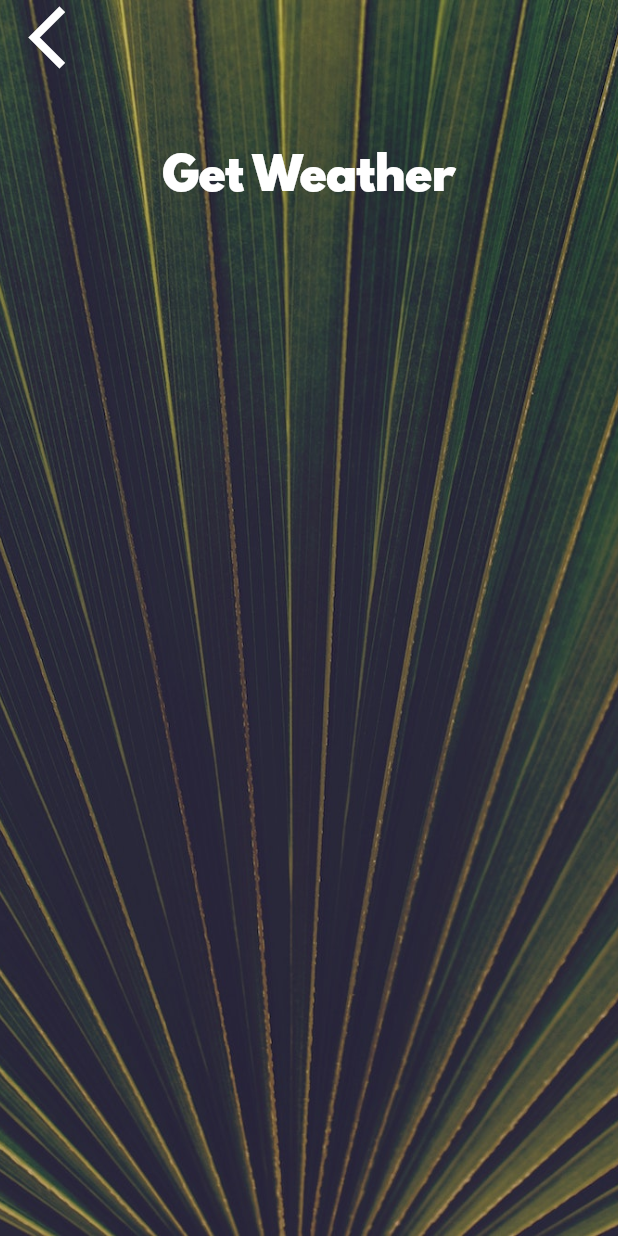
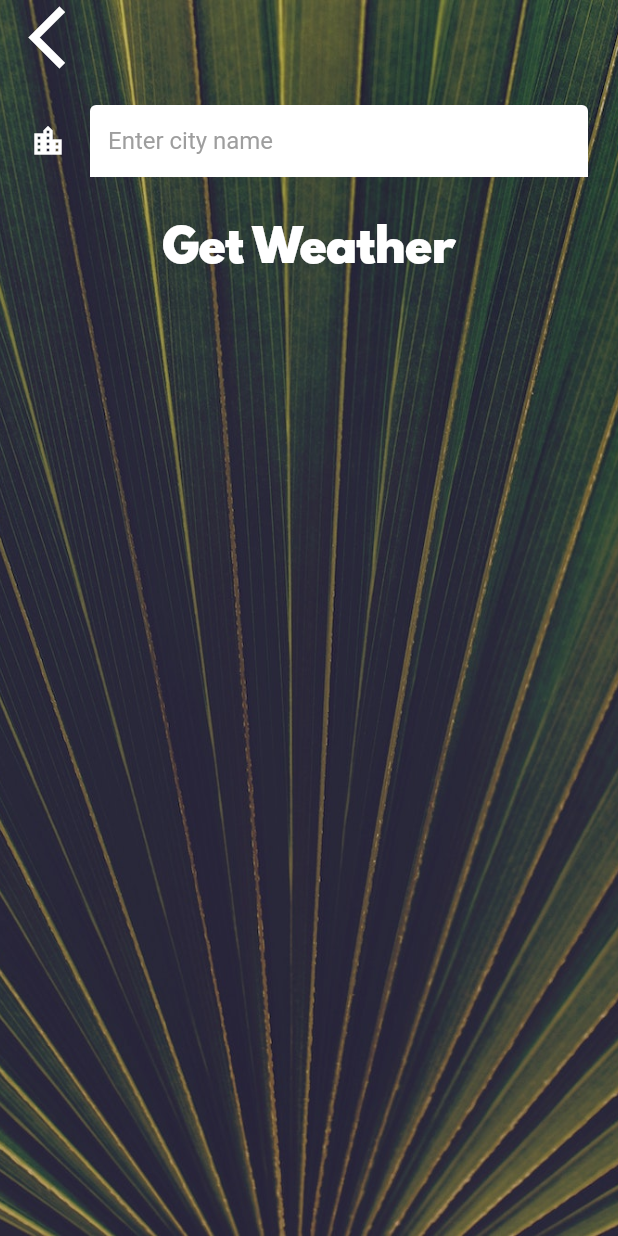
Before and after one commit to Hallcoder/clima, a Flutter app: the CityScreen screen opened directly, on a phone screen of 412 x 824 dp. Run offline on Flutter 3.47's test engine with Material 2 defaults, Android fonts, the phone set to English and light mode, and no system bars; our stand-ins replace flutter_spinkit, geolocator; network calls fail.

```diff
--- a/lib/screens/city_screen.dart
+++ b/lib/screens/city_screen.dart
@@ -33,7 +33,20 @@ class _CityScreenState extends State<CityScreen> {
               ),
               Container(
                 padding: EdgeInsets.all(20.0),
-                child: null,
+                child: TextField(
+                  style: TextStyle(
+                    color: Colors.black
+                  ),
+                  decoration: InputDecoration(
+                    filled: true,
+                    fillColor: Colors.white,
+                    icon: Icon(Icons.location_city ,color:Colors.white),
+                    hintText: 'Enter city name',
+                    hintStyle: TextStyle(
+                      color: Colors.grey
+                    )
+                  ),
+                ),
               ),
               FlatButton(
                 onPressed: () {},
--- a/lib/services/networking.dart
+++ b/lib/services/networking.dart
@@ -9,7 +9,6 @@ class NetworkHelper{
     http.Response res = await http.get(Uri.parse(url));
     if(res.statusCode == 200){
       String data = res.body;
-
     return jsonDecode(data);
     }else{
       print(res.statusCode);
```
Also changed, not shown: lib/screens/loading_screen.dart (+3 -11 lines), lib/screens/location_screen.dart (+31 -10 lines), lib/services/weather.dart (+15 -0 lines).
